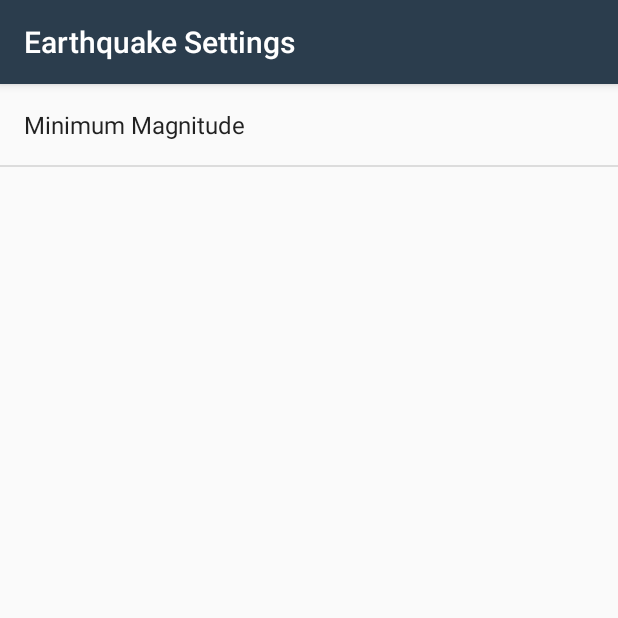
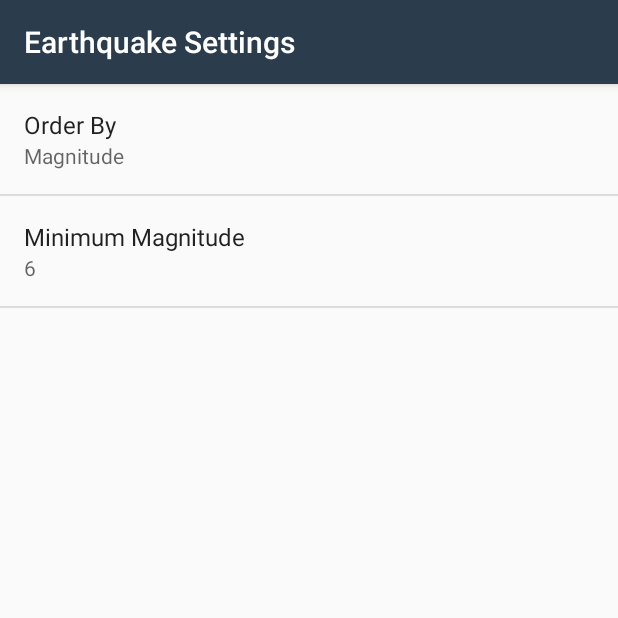
Before and after one commit to JuniiiSays/EarthquakeReportApp, an Android app: the screen it shows after launch (SettingActivity), after a tap on "Settings", on a phone screen of 412 x 824 dp, the top half of it. Run offline under Robolectric (Android 15) with nearby library versions, the phone set to English and light mode, and no system bars.

Commit message:
Order by tab is added in Preferences Setting

```diff
--- a/app/src/main/java/com/example/android/quakereport/EarthquakeActivity.java
+++ b/app/src/main/java/com/example/android/quakereport/EarthquakeActivity.java
@@ -117,6 +117,12 @@ public class EarthquakeActivity extends AppCompatActivity implements LoaderManag
         String minMagnitude = sharedPreferences.getString(
                 getString(R.string.settings_min_magnitude_key),
                 getString(R.string.settings_min_magnitude_default));
+
+        String orderBy = sharedPreferences.getString(
+                getString(R.string.settings_order_by_key),
+                getString(R.string.settings_order_by_default)
+        );
+
         Uri baseUri = Uri.parse(USGS_REQUEST_URL);
         Uri.Builder urBuilder = baseUri.buildUpon();
 
--- a/app/src/main/java/com/example/android/quakereport/SettingActivity.java
+++ b/app/src/main/java/com/example/android/quakereport/SettingActivity.java
@@ -3,8 +3,12 @@ package com.example.android.quakereport;
 import androidx.annotation.Nullable;
 import androidx.appcompat.app.AppCompatActivity;
 
+import android.content.SharedPreferences;
 import android.os.Bundle;
+import android.preference.ListPreference;
+import android.preference.Preference;
 import android.preference.PreferenceFragment;
+import android.preference.PreferenceManager;
 
 public class SettingActivity extends AppCompatActivity {
 
@@ -14,11 +18,43 @@ public class SettingActivity extends AppCompatActivity {
         setContentView(R.layout.activity_setting);
     }
 
-    public static class EarthquakePreferenceFragment extends PreferenceFragment{
+    public static class EarthquakePreferenceFragment extends PreferenceFragment implements Preference.OnPreferenceChangeListener {
         @Override
         public void onCreate(@Nullable Bundle savedInstanceState) {
             super.onCreate(savedInstanceState);
             addPreferencesFromResource(R.xml.settings_main);
+
+            Preference minMagnitude = findPreference(getString(R.string.settings_min_magnitude_key));
+            bindPreferenceSummaryToValue(minMagnitude);
+
+            Preference orderBy = findPreference(getString(R.string.settings_order_by_key));
+            bindPreferenceSummaryToValue(orderBy);
+
+        }
+
+        @Override
+        public boolean onPreferenceChange(Preference preference, Object value) {
+
+            String stringValue = value.toString();
+            if (preference instanceof ListPreference) {
+                ListPreference listPreference = (ListPreference) preference;
+                int prefIndex = listPreference.findIndexOfValue(stringValue);
+                if (prefIndex >= 0) {
+                    CharSequence[] labels = listPreference.getEntries();
+                    preference.setSummary(labels[prefIndex]);
+                }
+            } else {
+                preference.setSummary(stringValue);
+            }
+
+            return true;
+        }
+
+        private void bindPreferenceSummaryToValue(Preference preference) {
+            preference.setOnPreferenceChangeListener(this);
+            SharedPreferences preferences = PreferenceManager.getDefaultSharedPreferences(preference.getContext());
+            String preferenceString = preferences.getString(preference.getKey(), "");
+            onPreferenceChange(preference, preferenceString);
         }
     }
 }
--- /dev/null
+++ b/app/src/main/res/values/arrays.xml
@@ -0,0 +1,12 @@
+<?xml version="1.0" encoding="utf-8"?>
+<resources>
+    <string-array name="settings_order_by_labels">
+        <item>@string/settings_order_by_magnitude_label</item>
+        <item>@string/settings_order_by_most_recent_label</item>
+    </string-array>
+
+    <string-array name="settings_order_by_values">
+        <item>@string/settings_order_by_magnitude_value</item>
+        <item>@string/settings_order_by_most_recent_value</item>
+    </string-array>
+</resources>
--- a/app/src/main/res/values/strings.xml
+++ b/app/src/main/res/values/strings.xml
@@ -30,4 +30,17 @@
     <string name="settings_min_magnitude_label">Minimum Magnitude</string>
     <string name="settings_min_magnitude_key" translatable="false">min_magnitude</string>
     <string name="settings_min_magnitude_default" translatable="false">6</string>
+
+    <!-- Strings For Order-By Preference [CHAR LIMIT=30] -->
+    <string name="settings_order_by_label">Order By</string>
+    <string name="settings_order_by_key" translatable="false">order_by</string>
+    <string name="settings_order_by_default" translatable="false">@string/settings_order_by_magnitude_value</string>
+
+    <!-- Label for order-by magnitude option [CHAR LIMIT=20] -->
+    <string name="settings_order_by_magnitude_label">Magnitude</string>
+    <string name="settings_order_by_magnitude_value" translatable="false">magnitude</string>
+
+    <!-- Label for order-by most recent option [CHAR LIMIT=20] -->
+    <string name="settings_order_by_most_recent_label">Most Recent</string>
+    <string name="settings_order_by_most_recent_value" translatable="false">time</string>
 </resources>
--- a/app/src/main/res/xml/settings_main.xml
+++ b/app/src/main/res/xml/settings_main.xml
@@ -1,13 +1,19 @@
 <?xml version="1.0" encoding="utf-8"?>
 <PreferenceScreen xmlns:android="http://schemas.android.com/apk/res/android"
     android:title="@string/settings_title">
+
+    <ListPreference
+        android:defaultValue="@string/settings_order_by_default"
+        android:entries="@array/settings_order_by_labels"
+        android:entryValues="@array/settings_order_by_values"
+        android:key="@string/settings_order_by_key"
+        android:title="@string/settings_order_by_label"/>
 
     <EditTextPreference
         android:defaultValue="@string/settings_min_magnitude_default"
         android:inputType="numberDecimal"
         android:key="@string/settings_min_magnitude_key"
         android:selectAllOnFocus="true"
-        android:title="@string/settings_min_magnitude_label"
-        />
+        android:title="@string/settings_min_magnitude_label"/>
 
 </PreferenceScreen>
```
